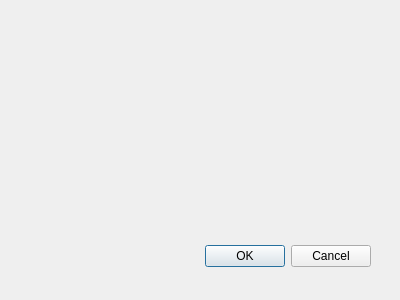
First picture: the form in settingswindow.ui, repository plainoldprogrammer/pos, before the edit.
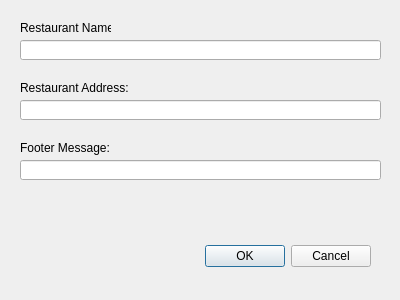
Second picture: the form after the edit.

Commit message: creating the basic configurations settings in the settings window

What changed in the file:
```diff
--- a/settingswindow.ui
+++ b/settingswindow.ui
@@ -29,6 +29,75 @@
     <set>QDialogButtonBox::Cancel|QDialogButtonBox::Ok</set>
    </property>
   </widget>
+  <widget class="QLabel" name="labelRestaurantName">
+   <property name="geometry">
+    <rect>
+     <x>20</x>
+     <y>20</y>
+     <width>91</width>
+     <height>16</height>
+    </rect>
+   </property>
+   <property name="text">
+    <string>Restaurant Name:</string>
+   </property>
+  </widget>
+  <widget class="QLabel" name="labelRestaurantAddress">
+   <property name="geometry">
+    <rect>
+     <x>20</x>
+     <y>80</y>
+     <width>111</width>
+     <height>16</height>
+    </rect>
+   </property>
+   <property name="text">
+    <string>Restaurant Address:</string>
+   </property>
+  </widget>
+  <widget class="QLineEdit" name="lineEditRestaurantName">
+   <property name="geometry">
+    <rect>
+     <x>20</x>
+     <y>40</y>
+     <width>361</width>
+     <height>20</height>
+    </rect>
+   </property>
+  </widget>
+  <widget class="QLineEdit" name="lineEditRestaurantAddress">
+   <property name="geometry">
+    <rect>
+     <x>20</x>
+     <y>100</y>
+     <width>361</width>
+     <height>20</height>
+    </rect>
+   </property>
+  </widget>
+  <widget class="QLabel" name="labelFooterMessage">
+   <property name="geometry">
+    <rect>
+     <x>20</x>
+     <y>140</y>
+     <width>91</width>
+     <height>16</height>
+    </rect>
+   </property>
+   <property name="text">
+    <string>Footer Message:</string>
+   </property>
+  </widget>
+  <widget class="QLineEdit" name="lineEditFooterMessage">
+   <property name="geometry">
+    <rect>
+     <x>20</x>
+     <y>160</y>
+     <width>361</width>
+     <height>20</height>
+    </rect>
+   </property>
+  </widget>
  </widget>
  <resources/>
  <connections>
```
The commit also changes 6 other files.
